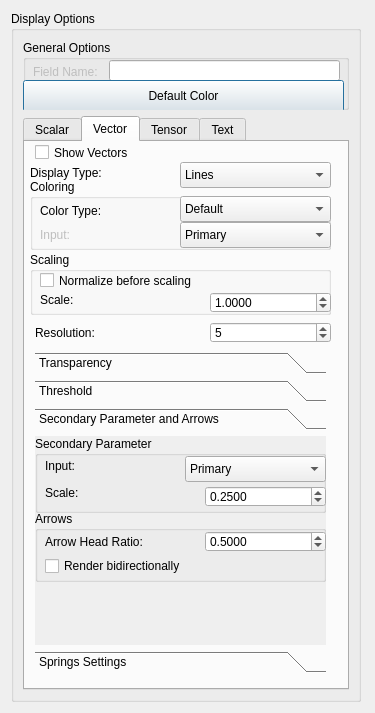
Before: the Qt Designer form src/Interface/Modules/Visualization/ShowFieldGlyphs.ui in SCIInstitute/SCIRun, drawn with Qt 5.
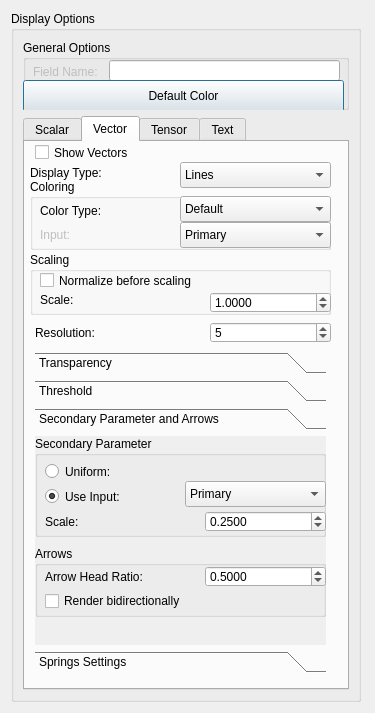
After: the same form once the commit is applied. The open tabs and pages were chosen to show the change.

Commit message: Added boxes. Better looking/memory efficient comets. Fixes to scaling for secondary vector parameter and ellipsoids. Fixed infinite/zero length normals on order 2 boxes/ellipsoids. Added uniform scaling to secondary vector parameters.

What changed in the file:
```diff
--- a/src/Interface/Modules/Visualization/ShowFieldGlyphs.ui
+++ b/src/Interface/Modules/Visualization/ShowFieldGlyphs.ui
@@ -1124,7 +1124,7 @@
                 <x>0</x>
                 <y>0</y>
                 <width>291</width>
-                <height>77</height>
+                <height>101</height>
                </rect>
               </property>
               <property name="title">
@@ -1134,7 +1134,7 @@
                <property name="geometry">
                 <rect>
                  <x>10</x>
-                 <y>46</y>
+                 <y>75</y>
                  <width>161</width>
                  <height>21</height>
                 </rect>
@@ -1147,7 +1147,7 @@
                <property name="geometry">
                 <rect>
                  <x>170</x>
-                 <y>50</y>
+                 <y>75</y>
                  <width>121</width>
                  <height>21</height>
                 </rect>
@@ -1165,24 +1165,59 @@
                 <double>0.250000000000000</double>
                </property>
               </widget>
-              <widget class="QLabel" name="secondaryVectorParameterInputLabel">
+              <widget class="QRadioButton" name="secondaryVectorParameterUniformRButton_">
+               <property name="enabled">
+                <bool>true</bool>
+               </property>
                <property name="geometry">
                 <rect>
                  <x>10</x>
-                 <y>20</y>
+                 <y>25</y>
+                 <width>161</width>
+                 <height>21</height>
+                </rect>
+               </property>
+               <property name="font">
+                <font>
+                 <strikeout>false</strikeout>
+                </font>
+               </property>
+               <property name="text">
+                <string>Uniform:</string>
+               </property>
+              </widget>
+              <widget class="QRadioButton" name="secondaryVectorParameterPortRButton_">
+               <property name="enabled">
+                <bool>true</bool>
+               </property>
+               <property name="geometry">
+                <rect>
+                 <x>10</x>
+                 <y>45</y>
                  <width>141</width>
-                 <height>20</height>
+                 <height>31</height>
                 </rect>
                </property>
+               <property name="font">
+                <font>
+                 <strikeout>false</strikeout>
+                </font>
+               </property>
                <property name="text">
-                <string>Input:</string>
+                <string>Use Input:</string>
+               </property>
+               <property name="checked">
+                <bool>true</bool>
                </property>
               </widget>
               <widget class="QComboBox" name="secondaryVectorParameterPortComboBox_">
+               <property name="enabled">
+                <bool>true</bool>
+               </property>
                <property name="geometry">
                 <rect>
                  <x>150</x>
-                 <y>20</y>
+                 <y>45</y>
                  <width>141</width>
                  <height>26</height>
                 </rect>
@@ -1211,7 +1246,7 @@
               <property name="geometry">
                <rect>
                 <x>0</x>
-                <y>75</y>
+                <y>110</y>
                 <width>291</width>
                 <height>71</height>
                </rect>
```
Left out of the diff: 23 changed lines with no effect on the pictures. The commit also changes 5 other files.
